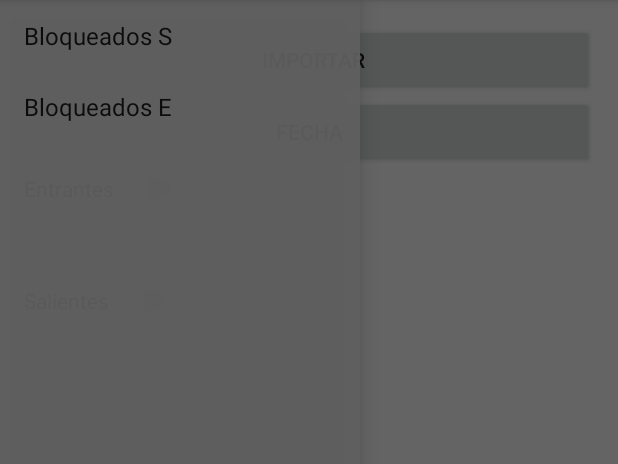
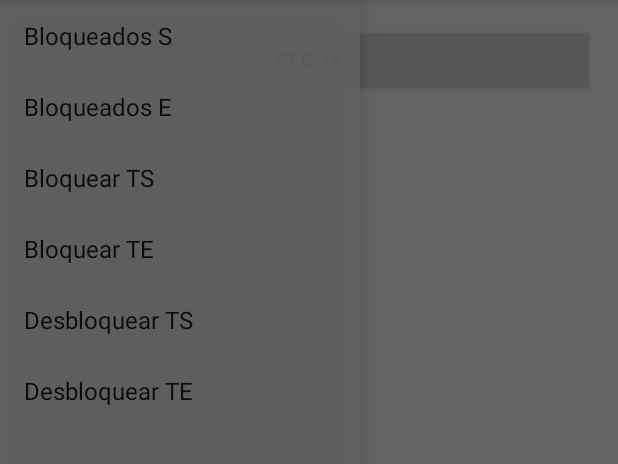
Before and after one commit to DiegoOcampo/MrBlockPI1, an Android app: the screen it shows after launch (MainActivity), with the side drawer open, on a phone screen of 412 x 824 dp, the part 84-548 px from its top. Run offline under Robolectric (Android 15) with nearby library versions, the phone set to English and light mode, and no system bars.

Commit message:
navigator drawer

```diff
--- a/Mr.Block/app/src/main/java/co/edu/eafit/mrblock/Controladores/MainActivity.java
+++ b/Mr.Block/app/src/main/java/co/edu/eafit/mrblock/Controladores/MainActivity.java
@@ -44,17 +44,13 @@ import co.edu.eafit.mrblock.SingletonContact;
 
 public class MainActivity extends AppCompatActivity {
     ListView listView, listDrawer;
-    public static final int PICK_CONTACT    = 1;
-    private Button btnContacts;
-    String [] items = {"Bloqueados S", "Bloqueados E"};
+    String [] items = {"Bloqueados S", "Bloqueados E","Bloquear TS", "Bloquear TE", "Desbloquear TS", "Desbloquear TE"};
     public static ArrayList<String> Bloqueados= new ArrayList<String>();
     ArrayAdapter<String> adapter, adapterItems;
     public static boolean check = false, check2=false;
     ArrayList<String> contacts = new ArrayList<String>();
     ContactDbHelper contactDbHelper;
     private DrawerLayout mDrawerLayout;
-
-
     Button buttonstartSetDialog;
 
 
@@ -78,9 +74,6 @@ public class MainActivity extends AppCompatActivity {
         listDrawer.setAdapter(adapterItems);
 
         listDrawer.setOnItemClickListener(new DrawerItemClickListener());
-        btnContacts = (Button) findViewById(R.id.btn_contacts);
-
-
 
         buttonstartSetDialog = (Button) findViewById(R.id.startAlaram);
         buttonstartSetDialog.setOnClickListener(new View.OnClickListener() {
@@ -93,50 +86,18 @@ public class MainActivity extends AppCompatActivity {
         });
 
 
-
-        btnContacts.setOnClickListener(new View.OnClickListener() {
-            @Override
-            public void onClick(View arg0) {
-                // user BoD suggests using Intent.ACTION_PICK instead of .ACTION_GET_CONTENT to avoid the chooser
-                Intent intent = new Intent(Intent.ACTION_GET_CONTENT);
-                // BoD con't: CONTENT_TYPE instead of CONTENT_ITEM_TYPE
-                intent.setType(ContactsContract.CommonDataKinds.Phone.CONTENT_ITEM_TYPE);
-                startActivityForResult(intent, 1);
-            }
-        });
-
         listView.setOnItemClickListener(new AdapterView.OnItemClickListener() {
             public void onItemClick(AdapterView<?> parent, View view, int position, long id) {
                 Bloqueados.remove(position);
                 SingletonContact singletonContact = SingletonContact.getInstance();
                 Contact contact = singletonContact.getAtIndex(position);
-
                 contacts.remove(position);
                 contactDbHelper.delete(contact);
                 singletonContact.deleteContact(position);
-
                 adapter.notifyDataSetChanged();
             }
         });
-        Switch onOffSwitch = (Switch)  findViewById(R.id.switch1);
-        onOffSwitch.setOnCheckedChangeListener(new CompoundButton.OnCheckedChangeListener() {
-            @Override
-            public void onCheckedChanged(CompoundButton buttonView, boolean isChecked) {
-                check = isChecked;
-                Log.v("Switch State=", "" + isChecked);
 
-            }
-        });
-
-        Switch onOffSwitchI = (Switch)  findViewById(R.id.switch2);
-        onOffSwitchI.setOnCheckedChangeListener(new CompoundButton.OnCheckedChangeListener() {
-            @Override
-            public void onCheckedChanged(CompoundButton buttonView, boolean isChecked) {
-                check2 = isChecked;
-                Log.v("Switch State=", "" + isChecked);
-
-            }
-        });
     }
 
     @Override
@@ -211,6 +172,14 @@ public class MainActivity extends AppCompatActivity {
             // BoD con't: CONTENT_TYPE instead of CONTENT_ITEM_TYPE
             intent.setType(ContactsContract.CommonDataKinds.Phone.CONTENT_ITEM_TYPE);
             startActivityForResult(intent, 1);
+        }else if(items[position].equals(items[2])){
+
+        }else if(items[position].equals(items[3])){
+            check=true;
+        }else if(items[position].equals(items[4])){
+
+        }else if(items[position].equals(items[5])){
+            check=false;
         }
         mDrawerLayout.closeDrawer(listDrawer);
     }
--- a/Mr.Block/app/src/main/res/layout/activity_main.xml
+++ b/Mr.Block/app/src/main/res/layout/activity_main.xml
@@ -12,13 +12,6 @@
     android:paddingBottom="@dimen/activity_vertical_margin" tools:context=".MainActivity"
     android:id="@+id/text"
     android:orientation="vertical">
-
-    <Button
-        android:id="@+id/btn_contacts"
-        android:layout_width="match_parent"
-        android:layout_height="wrap_content"
-        android:layout_marginLeft="8px"
-        android:text="importar" />
 
     <ListView
         android:layout_width="wrap_content"
@@ -38,26 +31,6 @@
         android:layout_alignStart="@+id/btn_contacts" />
 
 
-
-    <Switch
-        android:layout_width="wrap_content"
-        android:layout_height="wrap_content"
-        android:text="Entrantes"
-        android:id="@+id/switch1"
-        android:checked="false"
-        android:layout_alignParentBottom="true"
-        android:layout_alignLeft="@+id/switch2"
-        android:layout_alignStart="@+id/switch2"
-        android:layout_marginBottom="47dp" />
-    <Switch
-        android:layout_width="wrap_content"
-        android:layout_height="wrap_content"
-        android:text="Salientes"
-        android:id="@+id/switch2"
-        android:checked="false"
-        android:layout_alignParentBottom="true"
-        android:layout_centerHorizontal="true" />
-
 </LinearLayout>
     <ListView android:id="@+id/left_drawer"
         android:layout_width="240dp"
```
Also changed, not shown: Mr.Block/app/src/main/java/co/edu/eafit/mrblock/Entidades/BlockAllO.java (added, +20 -0 lines).
